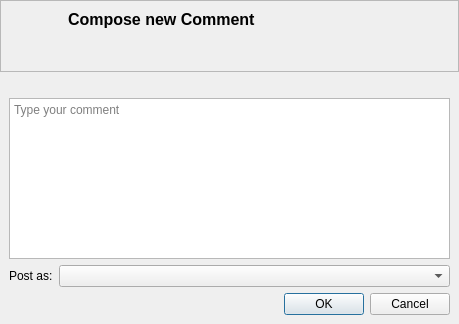
First picture: the form in retroshare-gui/src/gui/gxs/GxsCreateCommentDialog.ui, repository RetroShare/RetroShare, before the edit.
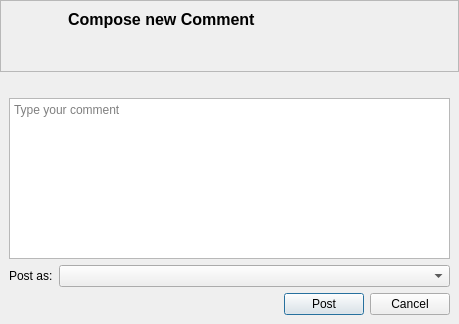
Second picture: the form after the edit. Custom widgets are drawn as their Qt base class.

Commit message: Changed button type for Comments Composer & update the stylesheets

```diff
--- a/retroshare-gui/src/gui/gxs/GxsCreateCommentDialog.ui
+++ b/retroshare-gui/src/gui/gxs/GxsCreateCommentDialog.ui
@@ -138,20 +138,11 @@
    </item>
    <item row="1" column="0">
     <widget class="QFrame" name="messageframe">
-     <layout class="QVBoxLayout" name="mainVLayout">
-      <property name="leftMargin">
-       <number>9</number>
-      </property>
+     <layout class="QGridLayout" name="gridLayout_3">
       <property name="topMargin">
        <number>6</number>
       </property>
-      <property name="rightMargin">
-       <number>9</number>
-      </property>
-      <property name="bottomMargin">
-       <number>9</number>
-      </property>
-      <item>
+      <item row="0" column="0">
        <widget class="GxsIdLabel" name="replaytolabel">
         <property name="styleSheet">
          <string notr="true"/>
@@ -161,7 +152,7 @@
         </property>
        </widget>
       </item>
-      <item>
+      <item row="1" column="0" colspan="3">
        <widget class="MimeTextEdit" name="commentTextEdit">
         <property name="styleSheet">
          <string notr="true"/>
@@ -171,7 +162,7 @@
         </property>
        </widget>
       </item>
-      <item>
+      <item row="2" column="0" colspan="3">
        <layout class="QHBoxLayout" name="signedHLayout">
         <item>
          <widget class="QLabel" name="signedLabel">
@@ -195,13 +186,30 @@
         </item>
        </layout>
       </item>
-      <item>
-       <widget class="QDialogButtonBox" name="buttonBox">
+      <item row="3" column="0">
+       <spacer name="horizontalSpacer">
         <property name="orientation">
          <enum>Qt::Horizontal</enum>
         </property>
-        <property name="standardButtons">
-         <set>QDialogButtonBox::Cancel|QDialogButtonBox::Ok</set>
+        <property name="sizeHint" stdset="0">
+         <size>
+          <width>276</width>
+          <height>20</height>
+         </size>
+        </property>
+       </spacer>
+      </item>
+      <item row="3" column="1">
+       <widget class="QPushButton" name="postButton">
+        <property name="text">
+         <string>Post</string>
+        </property>
+       </widget>
+      </item>
+      <item row="3" column="2">
+       <widget class="QPushButton" name="cancelButton">
+        <property name="text">
+         <string>Cancel</string>
         </property>
        </widget>
       </item>
```
The commit also changes 4 other files.
